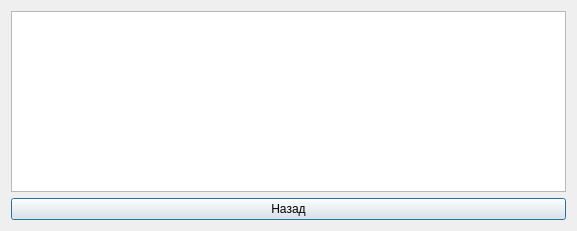
avasyutkin/term_2, file Qt/Lab_1/mydepartures.ui: the form before one commit.
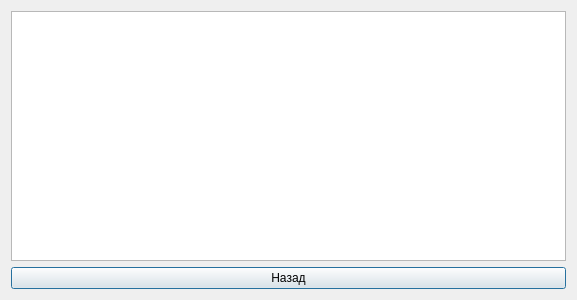
The form after the commit.

Commit message: небольшие изменения в дизайне

Patch:
```diff
--- a/Qt/Lab_1/mydepartures.ui
+++ b/Qt/Lab_1/mydepartures.ui
@@ -7,7 +7,7 @@
     <x>0</x>
     <y>0</y>
     <width>577</width>
-    <height>231</height>
+    <height>300</height>
    </rect>
   </property>
   <property name="windowTitle">
```
The commit also changes 4 other files.
